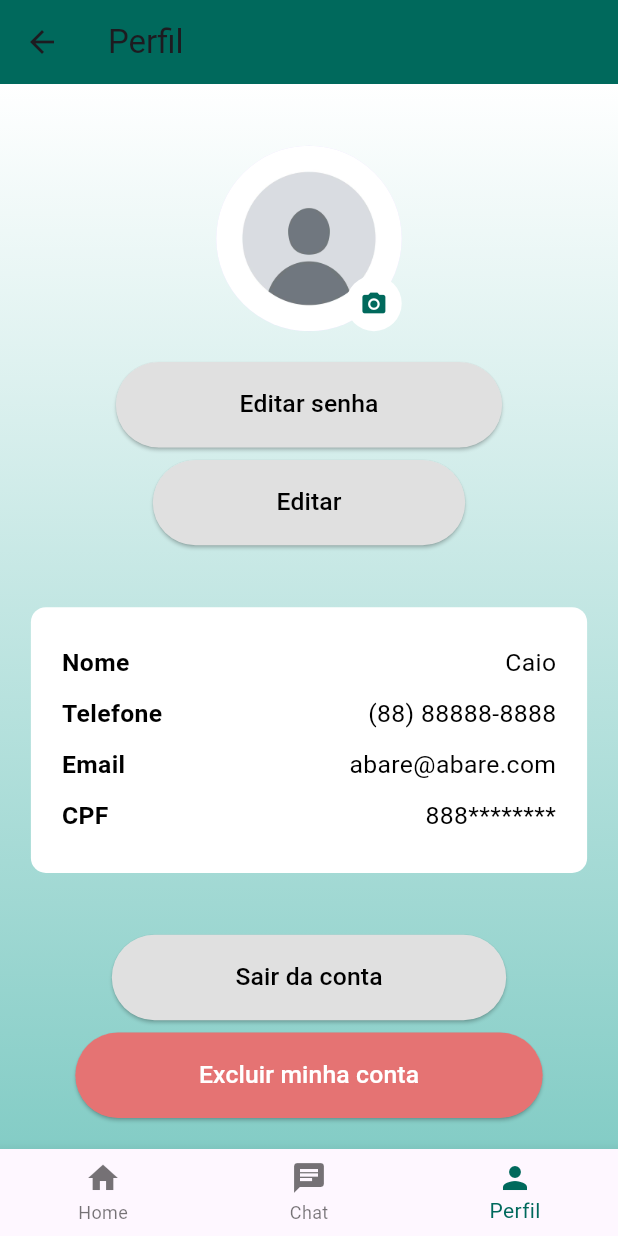
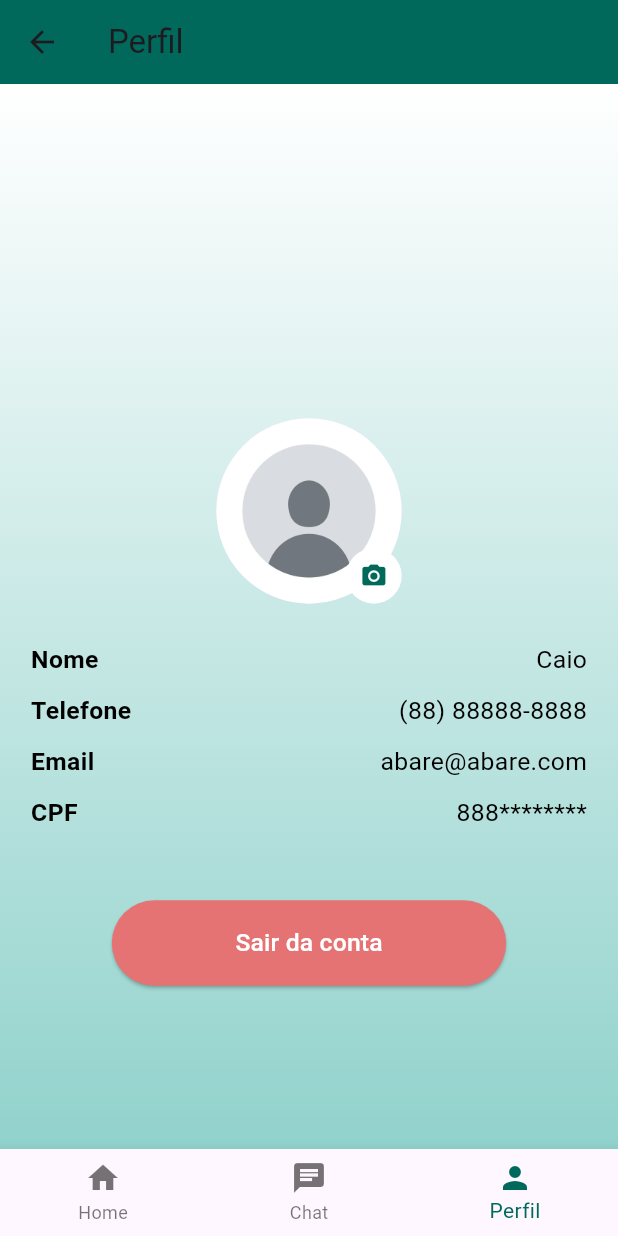
Before and after one commit to caiorocha7/abare-app, a Flutter app: the PerfilScreen screen opened directly, on a phone screen of 412 x 824 dp. Run offline on Flutter 3.47's test engine with Material 3 defaults, Android fonts, the phone set to English and light mode, and no system bars.

Commit message:
perfil atualizado

```diff
--- a/lib/pages/perfil.dart
+++ b/lib/pages/perfil.dart
@@ -1,6 +1,7 @@
 import 'package:flutter/material.dart';
 import 'chat.dart';
 import 'home_escola.dart';
+import 'tela_login.dart'; // Adicione o import correto para a tela de login.
 
 class PerfilScreen extends StatefulWidget {
   @override
@@ -17,22 +18,31 @@ class _PerfilScreenState extends State<PerfilScreen> {
 
   void _onItemTapped(int index) {
     if (index != _selectedIndex) {
-      if (index == 0) {
+      switch (index) {
+        case 0:
           Navigator.pushReplacement(
             context,
-          MaterialPageRoute(
-            builder: (context) => TurmaScreen(),
-          ),
+            MaterialPageRoute(builder: (context) => TurmaScreen()),
           );
-      } else if (index == 1) {
+          break;
+        case 1:
           Navigator.pushReplacement(
             context,
-          MaterialPageRoute(
-            builder: (context) => ChatScreen(),
-          ),
+            MaterialPageRoute(builder: (context) => ChatScreen()),
           );
+          break;
+        case 2:
+          break;
       }
     }
+  }
+
+  void _logout() {
+    Navigator.pushAndRemoveUntil(
+      context,
+      MaterialPageRoute(builder: (context) => LoginScreen()),
+      (Route<dynamic> route) => false,
+    );
   }
 
   @override
@@ -59,6 +69,7 @@ class _PerfilScreenState extends State<PerfilScreen> {
       ),
       body: SingleChildScrollView(
         child: Container(
+          height: screenHeight,
           padding: EdgeInsets.symmetric(horizontal: paddingHorizontal, vertical: paddingVertical),
           decoration: BoxDecoration(
             gradient: LinearGradient(
@@ -68,13 +79,11 @@ class _PerfilScreenState extends State<PerfilScreen> {
             ),
           ),
           child: Column(
+            mainAxisAlignment: MainAxisAlignment.center,
             children: [
-              Center(
-                child: GestureDetector(
-                  onTap: () {}, // Placeholder para lógica de edição de foto
-                  child: CircleAvatar(
+              CircleAvatar(
                 radius: avatarRadius,
-                    backgroundImage: AssetImage('assets/images/profile_placeholder.png'), // Placeholder para a foto do perfil
+                backgroundImage: AssetImage('assets/images/profile_placeholder.png'),
                 child: Align(
                   alignment: Alignment.bottomRight,
                   child: CircleAvatar(
@@ -84,58 +93,18 @@ class _PerfilScreenState extends State<PerfilScreen> {
                   ),
                 ),
               ),
-                ),
-              ),
               SizedBox(height: paddingVertical * 0.5),
-              ElevatedButton(
-                onPressed: () {}, // Placeholder para lógica de edição de senha
-                child: Text('Editar senha', style: TextStyle(fontSize: screenWidth * 0.04)),
-                style: ElevatedButton.styleFrom(
-                  foregroundColor: Colors.black, backgroundColor: Colors.grey.shade300,
-                  padding: EdgeInsets.symmetric(horizontal: screenWidth * 0.2, vertical: screenHeight * 0.02),
-                ),
-              ),
-              SizedBox(height: paddingVertical * 0.2),
-              ElevatedButton(
-                onPressed: () {}, // Placeholder para lógica de edição de perfil
-                child: Text('Editar', style: TextStyle(fontSize: screenWidth * 0.04)),
-                style: ElevatedButton.styleFrom(
-                  foregroundColor: Colors.black, backgroundColor: Colors.grey.shade300,
-                  padding: EdgeInsets.symmetric(horizontal: screenWidth * 0.2, vertical: screenHeight * 0.02),
-                ),
-              ),
-              SizedBox(height: paddingVertical),
-              Container(
-                padding: EdgeInsets.all(screenWidth * 0.05),
-                decoration: BoxDecoration(
-                  color: Colors.white,
-                  borderRadius: BorderRadius.circular(10),
-                ),
-                child: Column(
-                  crossAxisAlignment: CrossAxisAlignment.start,
-                  children: [
               _buildProfileInfoRow('Nome', _nomeController.text, screenWidth),
               _buildProfileInfoRow('Telefone', _telefoneController.text, screenWidth),
               _buildProfileInfoRow('Email', _emailController.text, screenWidth),
               _buildProfileInfoRow('CPF', _cpfController.text, screenWidth),
-                  ],
-                ),
-              ),
               SizedBox(height: paddingVertical),
               ElevatedButton(
-                onPressed: () {}, // Placeholder para lógica de logout
+                onPressed: _logout,
                 child: Text('Sair da conta', style: TextStyle(fontSize: screenWidth * 0.04)),
                 style: ElevatedButton.styleFrom(
-                  foregroundColor: Colors.black, backgroundColor: Colors.grey.shade300,
-                  padding: EdgeInsets.symmetric(horizontal: screenWidth * 0.2, vertical: screenHeight * 0.02),
-                ),
-              ),
-              SizedBox(height: paddingVertical * 0.2),
-              ElevatedButton(
-                onPressed: () {}, // Placeholder para lógica de exclusão de conta
-                child: Text('Excluir minha conta', style: TextStyle(fontSize: screenWidth * 0.04)),
-                style: ElevatedButton.styleFrom(
-                  foregroundColor: Colors.white, backgroundColor: Colors.red.shade300,
+                  foregroundColor: Colors.white,
+                  backgroundColor: Colors.red.shade300,
                   padding: EdgeInsets.symmetric(horizontal: screenWidth * 0.2, vertical: screenHeight * 0.02),
                 ),
               ),
--- a/pubspec.yaml
+++ b/pubspec.yaml
@@ -39,6 +39,7 @@ dependencies:
 dev_dependencies:
   flutter_test:
     sdk: flutter
+  image_picker: ^0.8.5+3
 
   # The "flutter_lints" package below contains a set of recommended lints to
   # encourage good coding practices. The lint set provided by the package is
```
Also changed, not shown: lib/pages/home_screen.dart (+4 -17 lines), lib/pages/tela_login.dart (+9 -9 lines), pubspec.lock, 5 other files. Lines whose indentation alone changed are shown as unchanged.
